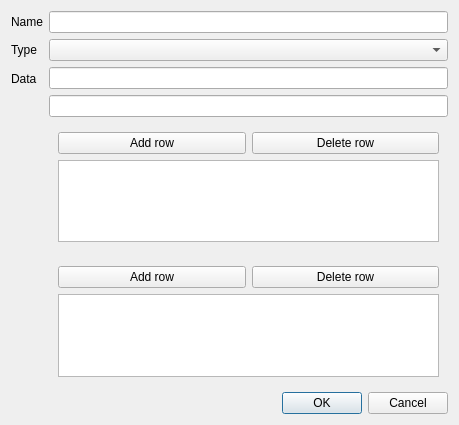
Old version of the form src/gui/forms/declarations/variabledialog.ui in the repository caozhongxiao/espreso.
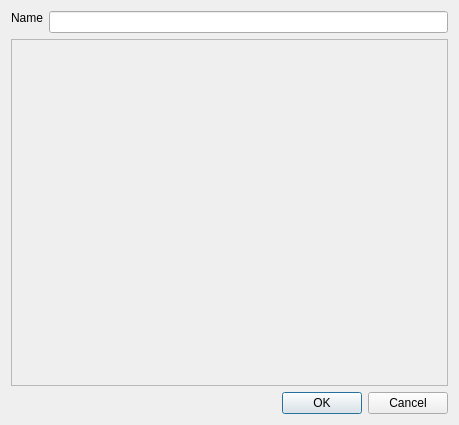
New version of the form.

Commit message: REF: [GUI] VariableDialog uses DataTypeWidget now.

What changed in the file:
```diff
--- a/src/gui/forms/declarations/variabledialog.ui
+++ b/src/gui/forms/declarations/variabledialog.ui
@@ -24,104 +24,46 @@
     <layout class="QFormLayout" name="formLayout">
      <item row="0" column="0">
       <widget class="QLabel" name="lblName">
+       <property name="sizePolicy">
+        <sizepolicy hsizetype="Expanding" vsizetype="Fixed">
+         <horstretch>0</horstretch>
+         <verstretch>0</verstretch>
+        </sizepolicy>
+       </property>
        <property name="text">
         <string>Name</string>
        </property>
       </widget>
      </item>
      <item row="0" column="1">
-      <widget class="QLineEdit" name="editName"/>
-     </item>
-     <item row="1" column="0">
-      <widget class="QLabel" name="lblType">
-       <property name="text">
-        <string>Type</string>
+      <widget class="QLineEdit" name="editName">
+       <property name="sizePolicy">
+        <sizepolicy hsizetype="Expanding" vsizetype="Fixed">
+         <horstretch>0</horstretch>
+         <verstretch>0</verstretch>
+        </sizepolicy>
        </property>
       </widget>
      </item>
-     <item row="1" column="1">
-      <widget class="QComboBox" name="cmbType"/>
-     </item>
-     <item row="2" column="0">
-      <widget class="QLabel" name="lblData">
-       <property name="text">
-        <string>Data</string>
-       </property>
-      </widget>
-     </item>
-     <item row="2" column="1">
-      <layout class="QVBoxLayout" name="layoutData">
-       <item>
-        <widget class="QLineEdit" name="editConstant"/>
-       </item>
-       <item>
-        <widget class="QLineEdit" name="editFunction">
-         <property name="enabled">
-          <bool>true</bool>
-         </property>
-        </widget>
-       </item>
-       <item>
-        <widget class="QFrame" name="frameTable">
-         <layout class="QVBoxLayout" name="verticalLayout_3">
-          <item>
-           <layout class="QHBoxLayout" name="horizontalLayout">
-            <item>
-             <widget class="QPushButton" name="btnTableAdd">
-              <property name="text">
-               <string>Add row</string>
-              </property>
-             </widget>
-            </item>
-            <item>
-             <widget class="QPushButton" name="btnTableDel">
-              <property name="text">
-               <string>Delete row</string>
-              </property>
-             </widget>
-            </item>
-           </layout>
-          </item>
-          <item>
-           <widget class="QTableView" name="tblTable"/>
-          </item>
-         </layout>
-        </widget>
-       </item>
-       <item>
-        <widget class="QFrame" name="framePiecewise">
-         <property name="enabled">
-          <bool>true</bool>
-         </property>
-         <layout class="QVBoxLayout" name="verticalLayout_4">
-          <item>
-           <layout class="QHBoxLayout" name="horizontalLayout_2">
-            <item>
-             <widget class="QPushButton" name="btnPiecewiseAdd">
-              <property name="text">
-               <string>Add row</string>
-              </property>
-             </widget>
-            </item>
-            <item>
-             <widget class="QPushButton" name="btnPiecewiseDel">
-              <property name="text">
-               <string>Delete row</string>
-              </property>
-             </widget>
-            </item>
-           </layout>
-          </item>
-          <item>
-           <widget class="QTableView" name="tblPiecewise"/>
-          </item>
-         </layout>
-        </widget>
-       </item>
-      </layout>
-     </item>
     </layout>
    </item>
+   <item>
+    <widget class="QFrame" name="frData">
+     <property name="sizePolicy">
+      <sizepolicy hsizetype="Expanding" vsizetype="Expanding">
+       <horstretch>0</horstretch>
+       <verstretch>0</verstretch>
+      </sizepolicy>
+     </property>
+     <property name="frameShape">
+      <enum>QFrame::StyledPanel</enum>
+     </property>
+     <property name="frameShadow">
+      <enum>QFrame::Raised</enum>
+     </property>
+     <layout class="QVBoxLayout" name="verticalLayout_3"/>
+    </widget>
+   </item>
    <item>
     <widget class="QDialogButtonBox" name="buttonBox">
      <property name="orientation">
```
The commit also changes 2 other files.
